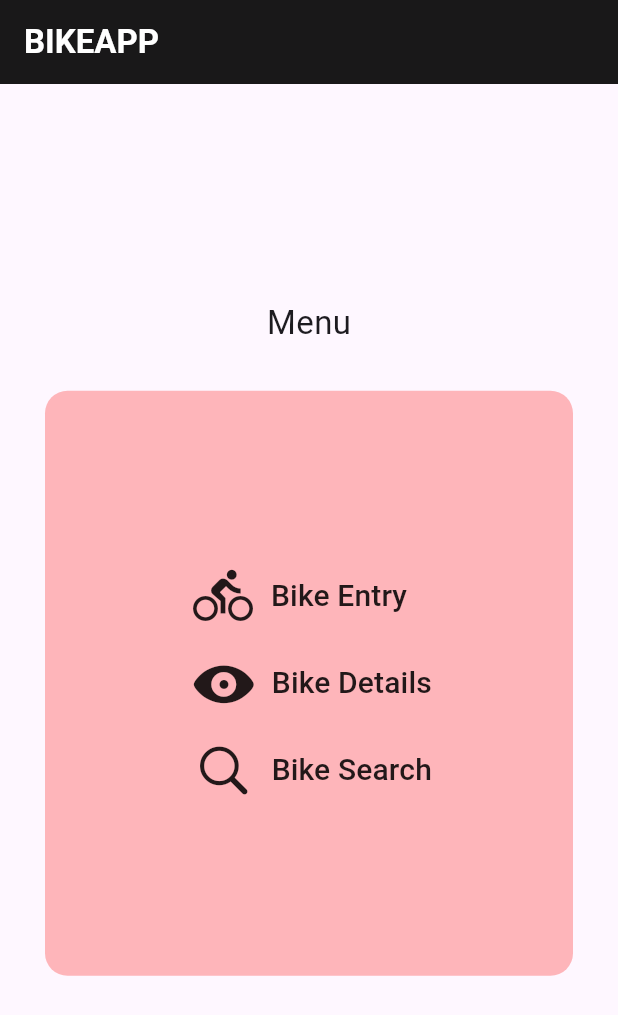
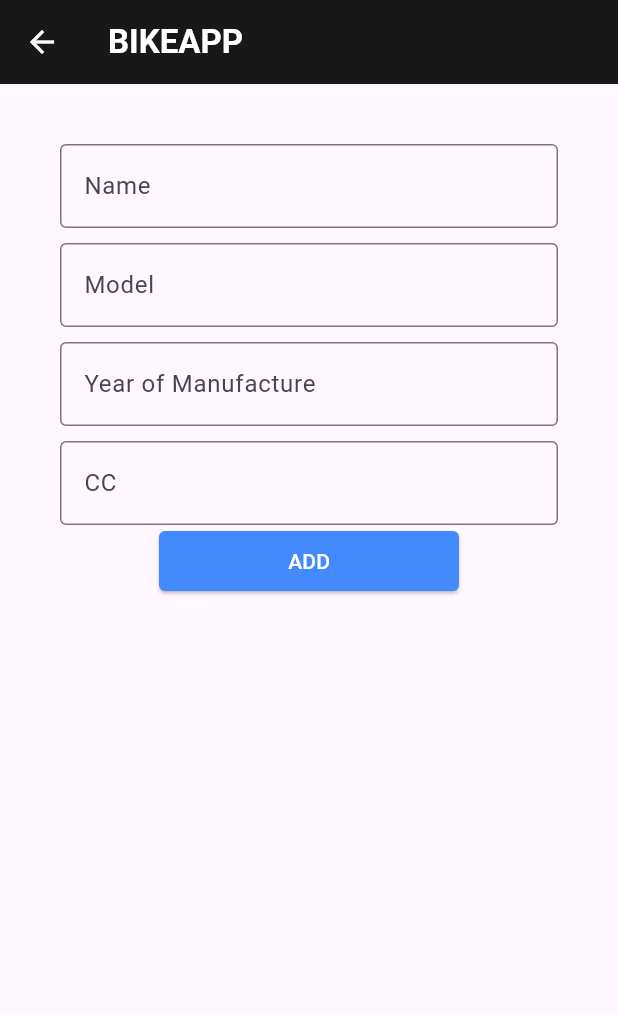
Before and after one commit to devadathanbabu/bikeapp_frontend, a Flutter app: the screen it shows after launch, after a tap on "Bike Entry", on a phone screen of 412 x 824 dp. Shown: the top 1015 px of the screen. Run offline on Flutter 3.47's test engine with Material 3 defaults, Android fonts, the phone set to English and light mode, and no system bars.

Commit message:
add completed

```diff
--- /dev/null
+++ b/lib/pages/add.dart
@@ -0,0 +1,113 @@
+import 'package:bikeapp/service/bikeservice.dart';
+import 'package:flutter/material.dart';
+
+class AddPage extends StatefulWidget {
+  const AddPage({super.key});
+
+  @override
+  State<AddPage> createState() => _AddPageState();
+}
+
+class _AddPageState extends State<AddPage> {
+  TextEditingController txt1=new TextEditingController();
+  TextEditingController txt2=new TextEditingController();
+  TextEditingController txt3=new TextEditingController();
+  TextEditingController txt4=new TextEditingController();
+
+  void sendBikeData() async
+  {
+
+    final response = await BikeApiService().sendData(
+        txt1.text,
+        txt2.text,
+        txt3.text,
+        txt4.text);
+    if(response["status"]=="success")
+    {
+      print("Successfully added");
+    }
+    else
+    {
+      print("Error");
+    }
+
+  }
+  @override
+  Widget build(BuildContext context) {
+    return MaterialApp(
+      home: Scaffold(
+        appBar: AppBar(
+          title: Text("BIKEAPP",style: TextStyle(fontWeight: FontWeight.bold,
+              color: Colors.white),),
+          backgroundColor: Colors.black54.withOpacity(0.9),
+          leading: IconButton(
+              onPressed: (){
+                Navigator.pop(context);
+              }, icon: Icon(Icons.arrow_back,color: Colors.white,)
+          ),
+        ),
+        body: SingleChildScrollView(
+          child: Container(
+            padding: EdgeInsets.all(40),
+            child: Column(
+              children: [
+                TextField(
+                  controller:txt1,
+                  decoration: InputDecoration(
+                      hintText: "Enter  Name",
+                      labelText: "Name",
+                      border: OutlineInputBorder()
+                  ),
+                ),
+                SizedBox(height: 10,),
+                TextField(
+
+                  controller: txt2,
+                  decoration: InputDecoration(
+                      hintText: "Enter Model",
+                      labelText: "Model",
+                      border: OutlineInputBorder()
+                  ),
+                ),
+                SizedBox(height: 10,),
+                TextField(
+                  keyboardType: TextInputType.number,
+                  controller: txt3,
+                  decoration: InputDecoration(
+                      hintText: "Enter Year of Manufacture",
+                      labelText: "Year of Manufacture",
+                      border: OutlineInputBorder()
+                  ),
+                ),
+                SizedBox(height: 10,),
+                TextField(
+                  controller: txt4,
+                  decoration: InputDecoration(
+                      hintText: "Enter CC",
+                      labelText: "CC",
+                      border: OutlineInputBorder()
+                  ),
+                ),
+                SizedBox(
+                  width: 200,
+                  child: ElevatedButton(
+                      style: ElevatedButton.styleFrom(
+                          backgroundColor: Colors.blueAccent,
+                          foregroundColor: Colors.white,
+                          shape: RoundedRectangleBorder(
+                              borderRadius: BorderRadius.circular(4)
+                          )
+                      ),
+                      onPressed: sendBikeData,
+                      child: Text("ADD")),
+                )
+              ],
+            ),
+          ),
+        ),
+
+      ),
+
+    );
+  }
+}
--- a/lib/pages/menu.dart
+++ b/lib/pages/menu.dart
@@ -1,3 +1,4 @@
+import 'package:bikeapp/pages/add.dart';
 import 'package:bikeapp/pages/view.dart';
 import 'package:flutter/cupertino.dart';
 import 'package:flutter/material.dart';
@@ -43,6 +44,8 @@ class _MenuPageState extends State<MenuPage> {
                       Icon(Icons.directions_bike_outlined,size: 40,),
                       TextButton(
                           onPressed: (){
+                            Navigator.push(context, MaterialPageRoute(builder:
+                                (context)=>AddPage()));
 
                           }, child: Text("Bike Entry",
                         style: TextStyle(fontSize: 20,
```
Also changed, not shown: lib/service/bikeservice.dart (+35 -0 lines).
